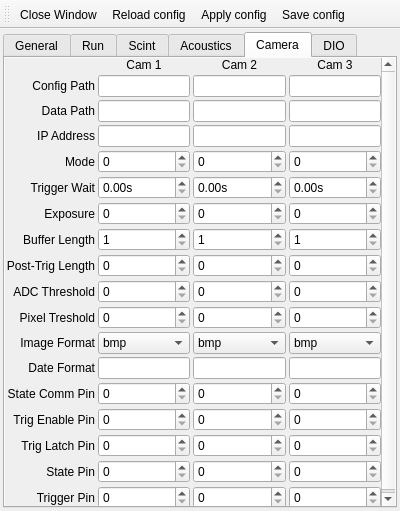
Before: the Qt Designer form ui/settingswindow.ui in SBC-Collaboration/SBC-RunControl, drawn with Qt 5.
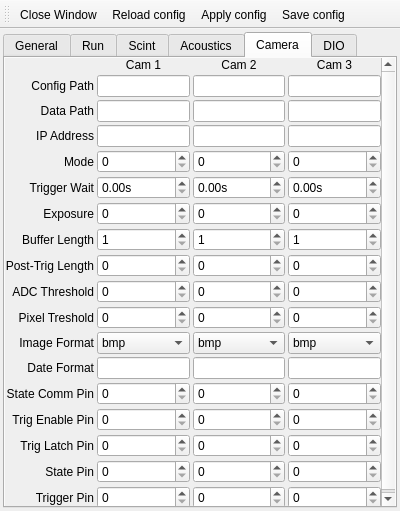
After: the same form once the commit is applied. The open tabs and pages were chosen to show the change. Icons and pictures are not drawn.

Diff of the .ui file:
```diff
--- a/ui/settingswindow.ui
+++ b/ui/settingswindow.ui
@@ -2314,16 +2314,13 @@
           <property name="widgetResizable">
            <bool>true</bool>
           </property>
-          <property name="alignment">
-           <set>Qt::AlignLeading|Qt::AlignLeft|Qt::AlignVCenter</set>
-          </property>
           <widget class="QWidget" name="scrollAreaWidgetContents">
            <property name="geometry">
             <rect>
              <x>0</x>
-             <y>-18</y>
-             <width>376</width>
-             <height>456</height>
+             <y>0</y>
+             <width>388</width>
+             <height>442</height>
             </rect>
            </property>
            <property name="maximumSize">
@@ -2332,12 +2329,12 @@
              <height>16777215</height>
             </size>
            </property>
-           <layout class="QGridLayout" name="gridLayout_5" columnstretch="0,0,0,0">
+           <layout class="QGridLayout" name="gridLayout_5" columnstretch="1,0,0,0">
             <property name="sizeConstraint">
              <enum>QLayout::SetDefaultConstraint</enum>
             </property>
             <property name="leftMargin">
-             <number>1</number>
+             <number>0</number>
             </property>
             <property name="topMargin">
              <number>0</number>
@@ -2368,34 +2365,13 @@
              </spacer>
             </item>
             <item row="2" column="1">
-             <widget class="QLineEdit" name="cam1_data_path">
-              <property name="sizePolicy">
-               <sizepolicy hsizetype="Preferred" vsizetype="Preferred">
-                <horstretch>0</horstretch>
-                <verstretch>0</verstretch>
-               </sizepolicy>
-              </property>
-             </widget>
+             <widget class="QLineEdit" name="cam1_data_path"/>
             </item>
             <item row="3" column="1">
-             <widget class="QLineEdit" name="cam1_ip_addr">
-              <property name="sizePolicy">
-               <sizepolicy hsizetype="Preferred" vsizetype="Preferred">
-                <horstretch>0</horstretch>
-                <verstretch>0</verstretch>
-               </sizepolicy>
-              </property>
-             </widget>
+             <widget class="QLineEdit" name="cam1_ip_addr"/>
             </item>
             <item row="1" column="2">
-             <widget class="QLineEdit" name="cam2_config_path">
-              <property name="sizePolicy">
-               <sizepolicy hsizetype="Preferred" vsizetype="Preferred">
-                <horstretch>0</horstretch>
-                <verstretch>0</verstretch>
-               </sizepolicy>
-              </property>
-             </widget>
+             <widget class="QLineEdit" name="cam2_config_path"/>
             </item>
             <item row="18" column="0">
              <widget class="QLabel" name="state_comm_pin_label">
@@ -2416,14 +2392,11 @@
             <item row="11" column="2">
              <widget class="QSpinBox" name="cam2_post_trig_len">
               <property name="sizePolicy">
-               <sizepolicy hsizetype="Preferred" vsizetype="Preferred">
+               <sizepolicy hsizetype="MinimumExpanding" vsizetype="Fixed">
                 <horstretch>0</horstretch>
                 <verstretch>0</verstretch>
                </sizepolicy>
               </property>
-              <property name="alignment">
-               <set>Qt::AlignLeading|Qt::AlignLeft|Qt::AlignVCenter</set>
-              </property>
               <property name="maximum">
                <number>1000</number>
               </property>
@@ -2447,12 +2420,6 @@
             </item>
             <item row="1" column="1">
              <widget class="QLineEdit" name="cam1_config_path">
-              <property name="sizePolicy">
-               <sizepolicy hsizetype="Preferred" vsizetype="Preferred">
-                <horstretch>0</horstretch>
-                <verstretch>0</verstretch>
-               </sizepolicy>
-              </property>
               <property name="text">
                <string/>
               </property>
@@ -2461,14 +2428,11 @@
             <item row="20" column="1">
              <widget class="QSpinBox" name="cam1_trig_enbl_pin">
               <property name="sizePolicy">
-               <sizepolicy hsizetype="Preferred" vsizetype="Preferred">
+               <sizepolicy hsizetype="MinimumExpanding" vsizetype="Fixed">
                 <horstretch>0</horstretch>
                 <verstretch>0</verstretch>
                </sizepolicy>
               </property>
-              <property name="alignment">
-               <set>Qt::AlignLeading|Qt::AlignLeft|Qt::AlignVCenter</set>
-              </property>
              </widget>
             </item>
             <item row="16" column="0">
@@ -2522,24 +2486,15 @@
             <item row="4" column="3">
              <widget class="QSpinBox" name="cam3_mode">
               <property name="sizePolicy">
-               <sizepolicy hsizetype="Preferred" vsizetype="Preferred">
+               <sizepolicy hsizetype="MinimumExpanding" vsizetype="Fixed">
                 <horstretch>0</horstretch>
                 <verstretch>0</verstretch>
                </sizepolicy>
               </property>
-              <property name="alignment">
-               <set>Qt::AlignLeading|Qt::AlignLeft|Qt::AlignVCenter</set>
-              </property>
              </widget>
             </item>
             <item row="3" column="3">
              <widget class="QLineEdit" name="cam3_ip_addr">
-              <property name="sizePolicy">
-               <sizepolicy hsizetype="Preferred" vsizetype="Preferred">
-                <horstretch>0</horstretch>
-                <verstretch>0</verstretch>
-               </sizepolicy>
-              </property>
               <property name="text">
                <string/>
               </property>
@@ -2548,28 +2503,18 @@
             <item row="11" column="3">
              <widget class="QSpinBox" name="cam3_post_trig_len">
               <property name="sizePolicy">
-               <sizepolicy hsizetype="Preferred" vsizetype="Preferred">
+               <sizepolicy hsizetype="MinimumExpanding" vsizetype="Fixed">
                 <horstretch>0</horstretch>
                 <verstretch>0</verstretch>
                </sizepolicy>
               </property>
-              <property name="alignment">
-               <set>Qt::AlignLeading|Qt::AlignLeft|Qt::AlignVCenter</set>
-              </property>
               <property name="maximum">
                <number>1000</number>
               </property>
              </widget>
             </item>
             <item row="1" column="3">
-             <widget class="QLineEdit" name="cam3_config_path">
-              <property name="sizePolicy">
-               <sizepolicy hsizetype="Preferred" vsizetype="Preferred">
-                <horstretch>0</horstretch>
-                <verstretch>0</verstretch>
-               </sizepolicy>
-              </property>
-             </widget>
+             <widget class="QLineEdit" name="cam3_config_path"/>
             </item>
             <item row="1" column="0">
              <widget class="QLabel" name="cam_config_path_label">
@@ -2590,14 +2535,11 @@
             <item row="13" column="3">
              <widget class="QSpinBox" name="cam3_pix_threshold">
               <property name="sizePolicy">
-               <sizepolicy hsizetype="Preferred" vsizetype="Preferred">
+               <sizepolicy hsizetype="MinimumExpanding" vsizetype="Fixed">
                 <horstretch>0</horstretch>
                 <verstretch>0</verstretch>
                </sizepolicy>
               </property>
-              <property name="alignment">
-               <set>Qt::AlignLeading|Qt::AlignLeft|Qt::AlignVCenter</set>
-              </property>
               <property name="maximum">
                <number>100000</number>
               </property>
@@ -2606,14 +2548,11 @@
             <item row="10" column="2">
              <widget class="QSpinBox" name="cam2_buffer_len">
               <property name="sizePolicy">
-               <sizepolicy hsizetype="Preferred" vsizetype="Preferred">
+               <sizepolicy hsizetype="MinimumExpanding" vsizetype="Fixed">
                 <horstretch>0</horstretch>
                 <verstretch>0</verstretch>
                </sizepolicy>
               </property>
-              <property name="alignment">
-               <set>Qt::AlignLeading|Qt::AlignLeft|Qt::AlignVCenter</set>
-              </property>
               <property name="minimum">
                <number>1</number>
               </property>
@@ -2625,14 +2564,11 @@
             <item row="12" column="2">
              <widget class="QSpinBox" name="cam2_adc_threshold">
               <property name="sizePolicy">
-               <sizepolicy hsizetype="Preferred" vsizetype="Preferred">
+               <sizepolicy hsizetype="MinimumExpanding" vsizetype="Fixed">
                 <horstretch>0</horstretch>
                 <verstretch>0</verstretch>
                </sizepolicy>
               </property>
-              <property name="alignment">
-               <set>Qt::AlignLeading|Qt::AlignLeft|Qt::AlignVCenter</set>
-              </property>
               <property name="maximum">
                <number>10000</number>
               </property>
@@ -2641,14 +2577,11 @@
             <item row="13" column="1">
              <widget class="QSpinBox" name="cam1_pix_threshold">
               <property name="sizePolicy">
-               <sizepolicy hsizetype="Preferred" vsizetype="Preferred">
+               <sizepolicy hsizetype="MinimumExpanding" vsizetype="Fixed">
                 <horstretch>0</horstretch>
                 <verstretch>0</verstretch>
                </sizepolicy>
               </property>
-              <property name="alignment">
-               <set>Qt::AlignLeading|Qt::AlignLeft|Qt::AlignVCenter</set>
-              </property>
               <property name="maximum">
                <number>100000</number>
               </property>
@@ -2689,14 +2622,11 @@
             <item row="13" column="2">
              <widget class="QSpinBox" name="cam2_pix_threshold">
               <property name="sizePolicy">
-               <sizepolicy hsizetype="Preferred" vsizetype="Preferred">
+               <sizepolicy hsizetype="MinimumExpanding" vsizetype="Fixed">
                 <horstretch>0</horstretch>
                 <verstretch>0</verstretch>
                </sizepolicy>
               </property>
-              <property name="alignment">
-               <set>Qt::AlignLeading|Qt::AlignLeft|Qt::AlignVCenter</set>
-              </property>
               <property name="maximum">
                <number>100000</number>
               </property>
@@ -2721,50 +2651,34 @@
             <item row="23" column="1">
              <widget class="QSpinBox" name="cam1_trig_pin">
               <property name="sizePolicy">
-               <sizepolicy hsizetype="Preferred" vsizetype="Preferred">
+               <sizepolicy hsizetype="MinimumExpanding" vsizetype="Fixed">
                 <horstretch>0</horstretch>
                 <verstretch>0</verstretch>
                </sizepolicy>
               </property>
-              <property name="alignment">
-               <set>Qt::AlignLeading|Qt::AlignLeft|Qt::AlignVCenter</set>
-              </property>
              </widget>
             </item>
             <item row="21" column="3">
              <widget class="QSpinBox" name="cam3_trig_latch_pin">
               <property name="sizePolicy">
-               <sizepolicy hsizetype="Preferred" vsizetype="Preferred">
+               <sizepolicy hsizetype="MinimumExpanding" vsizetype="Fixed">
                 <horstretch>0</horstretch>
                 <verstretch>0</verstretch>
                </sizepolicy>
               </property>
-              <property name="alignment">
-               <set>Qt::AlignLeading|Qt::AlignLeft|Qt::AlignVCenter</set>
-              </property>
              </widget>
             </item>
             <item row="17" column="3">
-             <widget class="QLineEdit" name="cam3_date_format">
-              <property name="sizePolicy">
-               <sizepolicy hsizetype="Preferred" vsizetype="Preferred">
-                <horstretch>0</horstretch>
-                <verstretch>0</verstretch>
-               </sizepolicy>
-              </property>
-             </widget>
+             <widget class="QLineEdit" name="cam3_date_format"/>
             </item>
             <item row="9" column="1">
              <widget class="QSpinBox" name="cam1_exposure">
               <property name="sizePolicy">
-               <sizepolicy hsizetype="Preferred" vsizetype="Preferred">
+               <sizepolicy hsizetype="MinimumExpanding" vsizetype="Fixed">
                 <horstretch>0</horstretch>
                 <verstretch>0</verstretch>
                </sizepolicy>
               </property>
-              <property name="alignment">
-               <set>Qt::AlignLeading|Qt::AlignLeft|Qt::AlignVCenter</set>
-              </property>
               <property name="maximum">
                <number>10000</number>
               </property>
@@ -2772,12 +2686,6 @@
             </item>
             <item row="2" column="2">
              <widget class="QLineEdit" name="cam2_data_path">
-              <property name="sizePolicy">
-               <sizepolicy hsizetype="Preferred" vsizetype="Preferred">
-                <horstretch>0</horstretch>
-                <verstretch>0</verstretch>
-               </sizepolicy>
-              </property>
               <property name="text">
                <string/>
               </property>
@@ -2786,34 +2694,18 @@
             <item row="4" column="2">
              <widget class="QSpinBox" name="cam2_mode">
               <property name="sizePolicy">
-               <sizepolicy hsizetype="Preferred" vsizetype="Preferred">
+               <sizepolicy hsizetype="MinimumExpanding" vsizetype="Fixed">
                 <horstretch>0</horstretch>
                 <verstretch>0</verstretch>
                </sizepolicy>
               </property>
-              <property name="alignment">
-               <set>Qt::AlignLeading|Qt::AlignLeft|Qt::AlignVCenter</set>
-              </property>
              </widget>
             </item>
             <item row="3" column="2">
-             <widget class="QLineEdit" name="cam2_ip_addr">
-              <property name="sizePolicy">
-               <sizepolicy hsizetype="Preferred" vsizetype="Preferred">
-                <horstretch>0</horstretch>
-                <verstretch>0</verstretch>
-               </sizepolicy>
-              </property>
-             </widget>
+             <widget class="QLineEdit" name="cam2_ip_addr"/>
             </item>
             <item row="16" column="2">
              <widget class="QComboBox" name="cam2_image_format">
-              <property name="sizePolicy">
-               <sizepolicy hsizetype="Preferred" vsizetype="Preferred">
-                <horstretch>0</horstretch>
-                <verstretch>0</verstretch>
-               </sizepolicy>
-              </property>
               <item>
                <property name="text">
                 <string>bmp</string>
@@ -2834,14 +2726,11 @@
             <item row="23" column="2">
              <widget class="QSpinBox" name="cam2_trig_pin">
               <property name="sizePolicy">
-               <sizepolicy hsizetype="Preferred" vsizetype="Preferred">
+               <sizepolicy hsizetype="MinimumExpanding" vsizetype="Fixed">
                 <horstretch>0</horstretch>
                 <verstretch>0</verstretch>
                </sizepolicy>
               </property>
-              <property name="alignment">
-               <set>Qt::AlignLeading|Qt::AlignLeft|Qt::AlignVCenter</set>
-              </property>
              </widget>
             </item>
             <item row="13" column="0">
@@ -2863,14 +2752,11 @@
             <item row="18" column="1">
              <widget class="QSpinBox" name="cam1_state_comm_pin">
               <property name="sizePolicy">
-               <sizepolicy hsizetype="Preferred" vsizetype="Preferred">
+               <sizepolicy hsizetype="MinimumExpanding" vsizetype="Fixed">
                 <horstretch>0</horstretch>
                 <verstretch>0</verstretch>
                </sizepolicy>
               </property>
-              <property name="alignment">
-               <set>Qt::AlignLeading|Qt::AlignLeft|Qt::AlignVCenter</set>
-              </property>
              </widget>
             </item>
             <item row="17" column="0">
@@ -2891,12 +2777,6 @@
             </item>
             <item row="16" column="1">
              <widget class="QComboBox" name="cam1_image_format">
-              <property name="sizePolicy">
-               <sizepolicy hsizetype="Preferred" vsizetype="Preferred">
-                <horstretch>0</horstretch>
-                <verstretch>0</verstretch>
-               </sizepolicy>
-              </property>
               <item>
                <property name="text">
                 <string>bmp</string>
@@ -2933,14 +2813,11 @@
             <item row="9" column="3">
              <widget class="QSpinBox" name="cam3_exposure">
               <property name="sizePolicy">
-               <sizepolicy hsizetype="Preferred" vsizetype="Preferred">
+               <sizepolicy hsizetype="MinimumExpanding" vsizetype="Fixed">
                 <horstretch>0</horstretch>
                 <verstretch>0</verstretch>
                </sizepolicy>
               </property>
-              <property name="alignment">
-               <set>Qt::AlignLeading|Qt::AlignLeft|Qt::AlignVCenter</set>
-              </property>
               <property name="maximum">
                <number>10000</number>
               </property>
@@ -2949,27 +2826,21 @@
             <item row="18" column="3">
              <widget class="QSpinBox" name="cam3_state_comm_pin">
               <property name="sizePolicy">
-               <sizepolicy hsizetype="Preferred" vsizetype="Preferred">
+               <sizepolicy hsizetype="MinimumExpanding" vsizetype="Fixed">
                 <horstretch>0</horstretch>
                 <verstretch>0</verstretch>
                </sizepolicy>
               </property>
-              <property name="alignment">
-               <set>Qt::AlignLeading|Qt::AlignLeft|Qt::AlignVCenter</set>
-              </property>
              </widget>
             </item>
             <item row="21" column="2">
              <widget class="QSpinBox" name="cam2_trig_latch_pin">
               <property name="sizePolicy">
-               <sizepolicy hsizetype="Preferred" vsizetype="Preferred">
+               <sizepolicy hsizetype="MinimumExpanding" vsizetype="Fixed">
                 <horstretch>0</horstretch>
                 <verstretch>0</verstretch>
                </sizepolicy>
               </property>
-              <property name="alignment">
-               <set>Qt::AlignLeading|Qt::AlignLeft|Qt::AlignVCenter</set>
-              </property>
              </widget>
             </item>
             <item row="0" column="3">
@@ -2991,14 +2862,11 @@
             <item row="12" column="3">
              <widget class="QSpinBox" name="cam3_adc_threshold">
               <property name="sizePolicy">
-               <sizepolicy hsizetype="Preferred" vsizetype="Preferred">
+               <sizepolicy hsizetype="MinimumExpanding" vsizetype="Fixed">
                 <horstretch>0</horstretch>
                 <verstretch>0</verstretch>
                </sizepolicy>
               </property>
-              <property name="alignment">
-               <set>Qt::AlignLeading|Qt::AlignLeft|Qt::AlignVCenter</set>
-              </property>
               <property name="maximum">
                <number>10000</number>
               </property>
@@ -3007,14 +2875,11 @@
             <item row="10" column="1">
              <widget class="QSpinBox" name="cam1_buffer_len">
               <property name="sizePolicy">
-               <sizepolicy hsizetype="Preferred" vsizetype="Preferred">
+               <sizepolicy hsizetype="MinimumExpanding" vsizetype="Fixed">
                 <horstretch>0</horstretch>
                 <verstretch>0</verstretch>
                </sizepolicy>
               </property>
-              <property name="alignment">
-               <set>Qt::AlignLeading|Qt::AlignLeft|Qt::AlignVCenter</set>
-              </property>
               <property name="minimum">
                <number>1</number>
               </property>
@@ -3026,27 +2891,21 @@
             <item row="22" column="2">
              <widget class="QSpinBox" name="cam2_state_pin">
               <property name="sizePolicy">
-               <sizepolicy hsizetype="Preferred" vsizetype="Preferred">
+               <sizepolicy hsizetype="MinimumExpanding" vsizetype="Fixed">
                 <horstretch>0</horstretch>
                 <verstretch>0</verstretch>
                </sizepolicy>
               </property>
-              <property name="alignment">
-               <set>Qt::AlignLeading|Qt::AlignLeft|Qt::AlignVCenter</set>
-              </property>
              </widget>
             </item>
             <item row="20" column="2">
              <widget class="QSpinBox" name="cam2_trig_enbl_pin">
               <property name="sizePolicy">
-               <sizepolicy hsizetype="Preferred" vsizetype="Preferred">
+               <sizepolicy hsizetype="MinimumExpanding" vsizetype="Fixed">
                 <horstretch>0</horstretch>
                 <verstretch>0</verstretch>
                </sizepolicy>
               </property>
-              <property name="alignment">
-               <set>Qt::AlignLeading|Qt::AlignLeft|Qt::AlignVCenter</set>
-              </property>
              </widget>
             </item>
             <item row="2" column="0">
@@ -3068,14 +2927,11 @@
             <item row="10" column="3">
              <widget class="QSpinBox" name="cam3_buffer_len">
               <property name="sizePolicy">
-               <sizepolicy hsizetype="Preferred" vsizetype="Preferred">
+               <sizepolicy hsizetype="MinimumExpanding" vsizetype="Fixed">
                 <horstretch>0</horstretch>
                 <verstretch>0</verstretch>
                </sizepolicy>
               </property>
-              <property name="alignment">
-               <set>Qt::AlignLeading|Qt::AlignLeft|Qt::AlignVCenter</set>
-              </property>
               <property name="minimum">
                <number>1</number>
               </property>
@@ -3087,14 +2943,11 @@
             <item row="9" column="2">
              <widget class="QSpinBox" name="cam2_exposure">
               <property name="sizePolicy">
-               <sizepolicy hsizetype="Preferred" vsizetype="Preferred">
+               <sizepolicy hsizetype="MinimumExpanding" vsizetype="Fixed">
                 <horstretch>0</horstretch>
                 <verstretch>0</verstretch>
                </sizepolicy>
               </property>
-              <property name="alignment">
-               <set>Qt::AlignLeading|Qt::AlignLeft|Qt::AlignVCenter</set>
-              </property>
               <property name="maximum">
                <number>10000</number>
               </property>
@@ -3119,96 +2972,61 @@
             <item row="4" column="1">
              <widget class="QSpinBox" name="cam1_mode">
               <property name="sizePolicy">
-               <sizepolicy hsizetype="Preferred" vsizetype="Preferred">
+               <sizepolicy hsizetype="MinimumExpanding" vsizetype="Fixed">
                 <horstretch>0</horstretch>
                 <verstretch>0</verstretch>
                </sizepolicy>
               </property>
-              <property name="alignment">
-               <set>Qt::AlignLeading|Qt::AlignLeft|Qt::AlignVCenter</set>
-              </property>
              </widget>
             </item>
             <item row="20" column="3">
              <widget class="QSpinBox" name="cam3_trig_enbl_pin">
               <property name="sizePolicy">
-               <sizepolicy hsizetype="Preferred" vsizetype="Preferred">
+               <sizepolicy hsizetype="MinimumExpanding" vsizetype="Fixed">
                 <horstretch>0</horstretch>
                 <verstretch>0</verstretch>
                </sizepolicy>
               </property>
-              <property name="alignment">
-               <set>Qt::AlignLeading|Qt::AlignLeft|Qt::AlignVCenter</set>
-              </property>
              </widget>
             </item>
             <item row="17" column="2">
-             <widget class="QLineEdit" name="cam2_date_format">
-              <property name="sizePolicy">
-               <sizepolicy hsizetype="Preferred" vsizetype="Preferred">
-                <horstretch>0</horstretch>
-                <verstretch>0</verstretch>
-               </sizepolicy>
-              </property>
-             </widget>
+             <widget class="QLineEdit" name="cam2_date_format"/>
             </item>
             <item row="18" column="2">
              <widget class="QSpinBox" name="cam2_state_comm_pin">
               <property name="sizePolicy">
-               <sizepolicy hsizetype="Preferred" vsizetype="Preferred">
+               <sizepolicy hsizetype="MinimumExpanding" vsizetype="Fixed">
                 <horstretch>0</horstretch>
                 <verstretch>0</verstretch>
                </sizepolicy>
               </property>
-              <property name="alignment">
-               <set>Qt::AlignLeading|Qt::AlignLeft|Qt::AlignVCenter</set>
-              </property>
              </widget>
             </item>
             <item row="23" column="3">
              <widget class="QSpinBox" name="cam3_trig_pin">
               <property name="sizePolicy">
-               <sizepolicy hsizetype="Preferred" vsizetype="Preferred">
+               <sizepolicy hsizetype="MinimumExpanding" vsizetype="Fixed">
                 <horstretch>0</horstretch>
                 <verstretch>0</verstretch>
                </sizepolicy>
               </property>
-              <property name="alignment">
-               <set>Qt::AlignLeading|Qt::AlignLeft|Qt::AlignVCenter</set>
-              </property>
              </widget>
             </item>
             <item row="17" column="1">
-             <widget class="QLineEdit" name="cam1_date_format">
-              <property name="sizePolicy">
-               <sizepolicy hsizetype="Preferred" vsizetype="Preferred">
-                <horstretch>0</horstretch>
-                <verstretch>0</verstretch>
-               </sizepolicy>
-              </property>
-             </widget>
+             <widget class="QLineEdit" name="cam1_date_format"/>
             </item>
             <item row="22" column="3">
              <widget class="QSpinBox" name="cam3_state_pin">
               <property name="sizePolicy">
-               <sizepolicy hsizetype="Preferred" vsizetype="Preferred">
+               <sizepolicy hsizetype="MinimumExpanding" vsizetype="Fixed">
                 <horstretch>0</horstretch>
                 <verstretch>0</verstretch>
                </sizepolicy>
               </property>
-              <property name="alignment">
-               <set>Qt::AlignLeading|Qt::AlignLeft|Qt::AlignVCenter</set>
-              </property>
              </widget>
             </item>
             <item row="16" column="3">
              <widget class="QComboBox" name="cam3_image_format">
-              <property name="sizePolicy">
-               <sizepolicy hsizetype="Preferred" vsizetype="Preferred">
-                <horstretch>0</horstretch>
-                <verstretch>0</verstretch>
-               </sizepolicy>
-              </property>
               <item>
                <property name="text">
                 <string>bmp</string>
@@ -3261,27 +3079,21 @@
             <item row="22" column="1">
              <widget class="QSpinBox" name="cam1_state_pin">
               <property name="sizePolicy">
-               <sizepolicy hsizetype="Preferred" vsizetype="Preferred">
+               <sizepolicy hsizetype="MinimumExpanding" vsizetype="Fixed">
                 <horstretch>0</horstretch>
                 <verstretch>0</verstretch>
                </sizepolicy>
               </property>
-              <property name="alignment">
-               <set>Qt::AlignLeading|Qt::AlignLeft|Qt::AlignVCenter</set>
-              </property>
              </widget>
             </item>
             <item row="11" column="1">
              <widget class="QSpinBox" name="cam1_post_trig_len">
               <property name="sizePolicy">
-               <sizepolicy hsizetype="Preferred" vsizetype="Preferred">
+               <sizepolicy hsizetype="MinimumExpanding" vsizetype="Fixed">
                 <horstretch>0</horstretch>
                 <verstretch>0</verstretch>
                </sizepolicy>
               </property>
-              <property name="alignment">
-               <set>Qt::AlignLeading|Qt::AlignLeft|Qt::AlignVCenter</set>
-              </property>
               <property name="maximum">
                <number>1000</number>
               </property>
@@ -3290,14 +3102,11 @@
             <item row="12" column="1">
              <widget class="QSpinBox" name="cam1_adc_threshold">
               <property name="sizePolicy">
-               <sizepolicy hsizetype="Preferred" vsizetype="Preferred">
+               <sizepolicy hsizetype="MinimumExpanding" vsizetype="Fixed">
                 <horstretch>0</horstretch>
                 <verstretch>0</verstretch>
                </sizepolicy>
               </property>
-              <property name="alignment">
-               <set>Qt::AlignLeading|Qt::AlignLeft|Qt::AlignVCenter</set>
-              </property>
               <property name="maximum">
                <number>10000</number>
               </property>
@@ -3306,14 +3115,11 @@
             <item row="21" column="1">
              <widget class="QSpinBox" name="cam1_trig_latch_pin">
               <property name="sizePolicy">
-               <sizepolicy hsizetype="Preferred" vsizetype="Preferred">
+               <sizepolicy hsizetype="MinimumExpanding" vsizetype="Fixed">
                 <horstretch>0</horstretch>
                 <verstretch>0</verstretch>
                </sizepolicy>
               </property>
-              <property name="alignment">
-               <set>Qt::AlignLeading|Qt::AlignLeft|Qt::AlignVCenter</set>
-              </property>
              </widget>
             </item>
             <item row="23" column="0">
@@ -3333,14 +3139,7 @@
              </widget>
             </item>
             <item row="2" column="3">
-             <widget class="QLineEdit" name="cam3_data_path">
-              <property name="sizePolicy">
-               <sizepolicy hsizetype="Preferred" vsizetype="Preferred">
-                <horstretch>0</horstretch>
-                <verstretch>0</verstretch>
-               </sizepolicy>
-              </property>
-             </widget>
+             <widget class="QLineEdit" name="cam3_data_path"/>
             </item>
             <item row="4" column="0">
              <widget class="QLabel" name="mode_label">
@@ -3361,14 +3160,11 @@
             <item row="8" column="3">
              <widget class="QDoubleSpinBox" name="cam3_trig_wait">
               <property name="sizePolicy">
-               <sizepolicy hsizetype="Preferred" vsizetype="Preferred">
+               <sizepolicy hsizetype="MinimumExpanding" vsizetype="Fixed">
                 <horstretch>0</horstretch>
                 <verstretch>0</verstretch>
                </sizepolicy>
               </property>
-              <property name="alignment">
-               <set>Qt::AlignLeading|Qt::AlignLeft|Qt::AlignVCenter</set>
-              </property>
               <property name="suffix">
                <string>s</string>
               </property>
@@ -3380,14 +3176,11 @@
             <item row="8" column="2">
              <widget class="QDoubleSpinBox" name="cam2_trig_wait">
               <property name="sizePolicy">
-               <sizepolicy hsizetype="Preferred" vsizetype="Preferred">
+               <sizepolicy hsizetype="MinimumExpanding" vsizetype="Fixed">
                 <horstretch>0</horstretch>
                 <verstretch>0</verstretch>
                </sizepolicy>
               </property>
-              <property name="alignment">
-               <set>Qt::AlignLeading|Qt::AlignLeft|Qt::AlignVCenter</set>
-              </property>
               <property name="suffix">
                <string>s</string>
               </property>
@@ -3399,14 +3192,11 @@
             <item row="8" column="1">
              <widget class="QDoubleSpinBox" name="cam1_trig_wait">
               <property name="sizePolicy">
-               <sizepolicy hsizetype="Preferred" vsizetype="Preferred">
+               <sizepolicy hsizetype="MinimumExpanding" vsizetype="Fixed">
                 <horstretch>0</horstretch>
                 <verstretch>0</verstretch>
                </sizepolicy>
               </property>
-              <property name="alignment">
-               <set>Qt::AlignLeading|Qt::AlignLeft|Qt::AlignVCenter</set>
-              </property>
               <property name="suffix">
                <string>s</string>
               </property>
```
Left out of the diff: 61 changed lines with no effect on the pictures.
